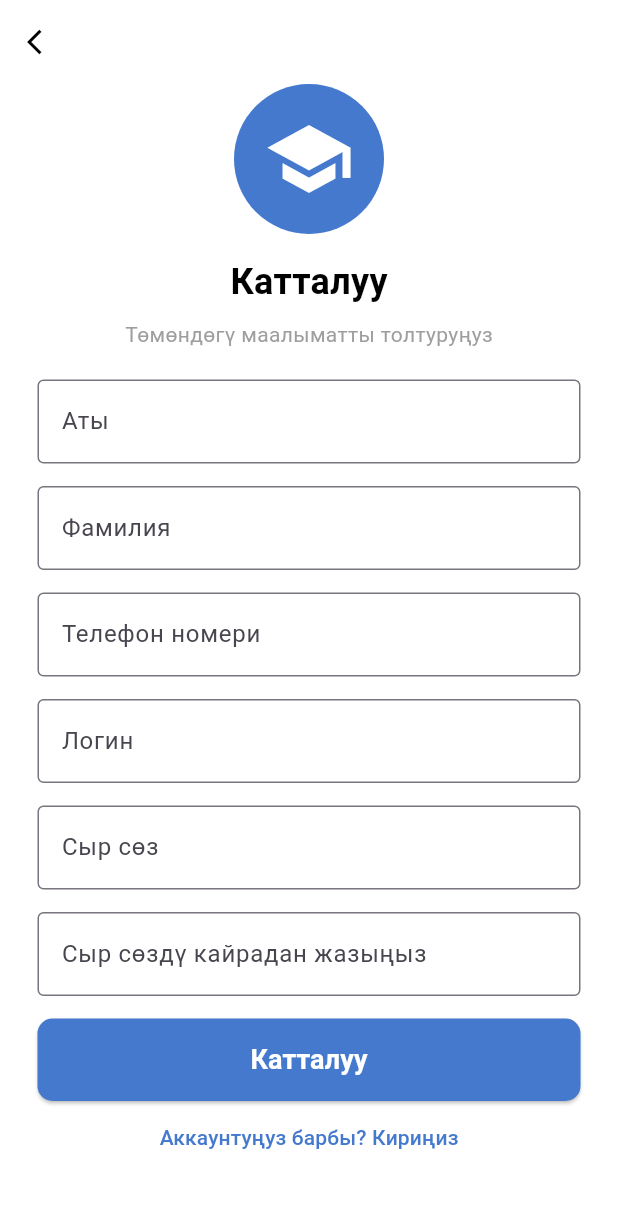
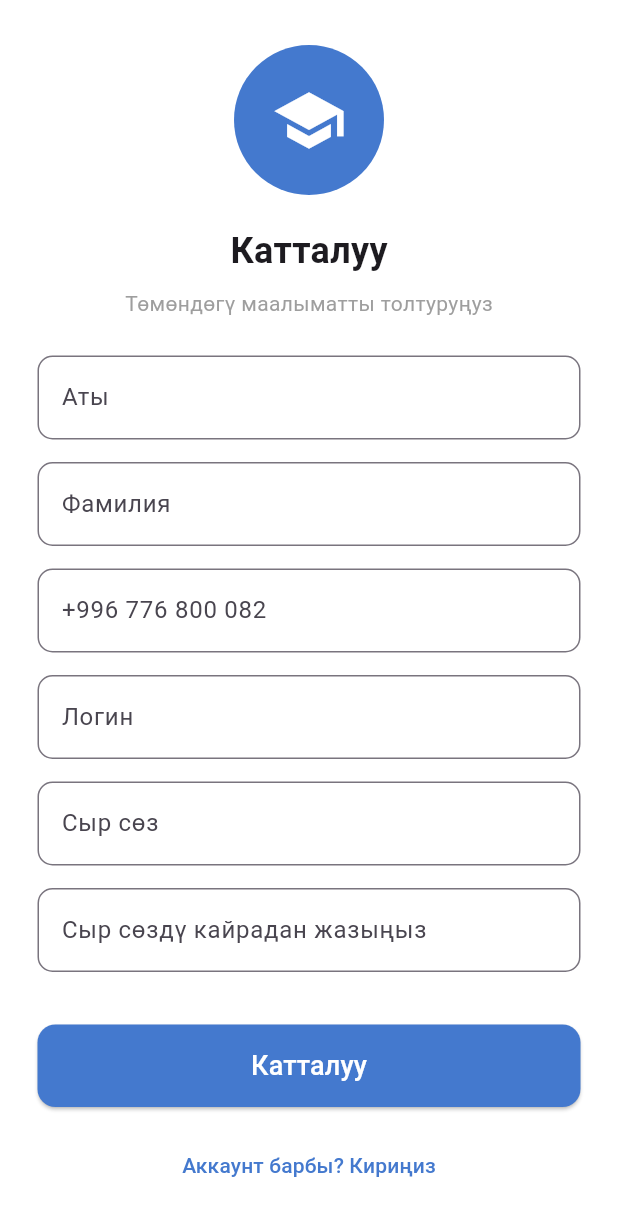
Before and after one commit to Mamasidikovmursaly/register_login, a Flutter app: the RegisterPage screen opened by its route, on a phone screen of 412 x 824 dp. Shown: the top 1216 px of the screen. Run offline on Flutter 3.47's test engine with Material 3 defaults, Android fonts, the phone set to English and light mode, and no system bars; our stand-ins replace flutter_bloc.

Commit message:
Auth ondoldu jana navigatsia kanasy chechildi

```diff
--- a/lib/core/constants/app_colors.dart
+++ b/lib/core/constants/app_colors.dart
@@ -1,15 +1,15 @@
 import 'package:flutter/material.dart';
 
 class AppColors {
+  // 1. Негизги константалар
   static const Color primaryBlue = Color(0xFF4479CE);
   static const Color grayText = Color(0xFF757575);
   static const Color backgroundWhite = Colors.white;
+  static const Color darkText = Color(0xFF212121); // Жаңы коштук
 
-  static Color? get border => null;
-
-  static Color? get primary => null;
-
-  static Color? get textGrey => null;
-
-  static Color? get textDark => null;
+  // 2. Бул жерде "null" ордуна түстөрдү көрсөтүңүз
+  static Color get border => Colors.grey.shade300;
+  static Color get primary => primaryBlue;
+  static Color get textGrey => grayText;
+  static Color get textDark => darkText;
 }
--- a/lib/core/routes/app_routes.dart
+++ b/lib/core/routes/app_routes.dart
@@ -8,6 +8,6 @@ class AppRoutes {
 
   static Map<String, WidgetBuilder> routes = {
     login: (context) => LoginPage(),
-    register: (context) => const RegisterPage(),
+    register: (context) => RegisterPage(),
   };
 }
--- a/lib/features/auth/cubit/auth_state.dart
+++ b/lib/features/auth/cubit/auth_state.dart
@@ -1,21 +1,12 @@
-abstract class AuthState {}//Бул класс
-class AuthInitial extends AuthState {} //тынчтык.
-//Бул тиркеме жаңы эле ачылгандагы абал.
-//Экранда: Колдонуучу логин-пароль киргизе элек, баракча бош турат.
-class AuthLoading extends AuthState {} //иштөө процесси.
-//Колдонуучу "Кирүү" баскычын баскан учур.
-//Экранда: Бул абал иштегенде, экранда тегерекче айланып (CircularProgressIndicator)
-//калышы керек. Бул колдонуучуга "күтө туруңуз, маалымат текшерилип жатат" деген белги берет.
-class AuthSuccess extends AuthState {} //жеңиш!
-//Логин жана пароль туура келген учур.
-//Экранда: Программа бул абалды көргөндө, колдонуучуну кийинки (мисалы, Башкы)
-//бетке автоматтык түрдө өткөрөт.
-//Эскертүү: Сиздин кодуңузда AuthSucces деп жазылыптыр, адатта AuthSuccess (эки "s" менен) деп жазылат.
-//Бул ката эмес, бирок Cubit файлында да дал ушундай жазылганын текшериңиз.
-class AuthError extends AuthState { //ката бар.
-//Логин ката же интернет жок болгон учур.
-//final String message: Бул жерде катанын тексти сакталат (мисалы: "Сыр сөз туура эмес").
-//Экранда: UI бул абалды алганда, экрандын ылдый жагына же ортосуна кызыл жазуу менен катаны чыгарып берет.
-   final String message;
- AuthError(this.message);
+abstract class AuthState {}
+
+class AuthInitial extends AuthState {}
+
+class AuthLoading extends AuthState {}
+
+class AuthSuccess extends AuthState {}
+
+class AuthError extends AuthState {
+  final String message;
+  AuthError(this.message);
 }
--- a/lib/features/auth/view/register_page.dart
+++ b/lib/features/auth/view/register_page.dart
@@ -1,152 +1,173 @@
-import "package:flutter/material.dart";
-import "../../../core/constants/app_colors.dart";
+import 'package:flutter/material.dart';
+import 'package:flutter_bloc/flutter_bloc.dart';
+import 'package:register_login/core/routes/app_routes.dart';
+import '../../../core/constants/app_colors.dart';
+import '../cubit/auth_cubit.dart';
+import '../cubit/auth_state.dart';
 
 class RegisterPage extends StatelessWidget {
-  const RegisterPage({super.key});
+  RegisterPage({super.key});
+
+  final TextEditingController nameController = TextEditingController();
+  final TextEditingController surnameController = TextEditingController();
+  final TextEditingController phoneController = TextEditingController();
+  final TextEditingController loginController = TextEditingController();
+  final TextEditingController passwordController = TextEditingController();
+  final TextEditingController confirmPasswordController =
+        TextEditingController();
 
   @override
   Widget build(BuildContext context) {
     return Scaffold(
       backgroundColor: Colors.white,
-      // 1. AppBar - артка кайтуу иконкасы менен
-      appBar: AppBar(
-        backgroundColor: Colors.white,
-        elevation: 0,
-        scrolledUnderElevation: 0,
-        surfaceTintColor: Colors.transparent, // Скроллдо түс өзгөрбөйт
-        leading: IconButton(
-          splashColor: Colors.transparent, // Көлөкө калбашы үчүн
-          highlightColor: Colors.transparent,
-          icon: const Icon(Icons.arrow_back_ios, color: Colors.black, size: 20),
-          onPressed: () => Navigator.pop(context),
+      body: SafeArea(
+        child: BlocConsumer<AuthCubit, AuthState>(
+          listener: (context, state) {
+            if (state is AuthSuccess) {
+              ScaffoldMessenger.of(context).showSnackBar(
+                const SnackBar(
+                  content: Text("Каттоо ийгиликтүү!"),
+                  backgroundColor: Colors.green,
                 ),
-      ),
-      // 2. Негизги бөлүк
-      body: SingleChildScrollView(
-        // Эгер экран жылбасын десеңиз NeverScrollable калтырыңыз
-        physics: const NeverScrollableScrollPhysics(),
-        child: Padding(
-          // vertical боштукту 0 кылдык, мазмун эң өйдө жайгашат
-          padding: const EdgeInsets.symmetric(horizontal: 25.0, vertical: 0.0),
+              );
+
+              if (Navigator.canPop(context)) {
+                Navigator.pop(context);
+              } else {
+                Navigator.pushReplacementNamed(context, AppRoutes.login);
+              }
+            }
+          },
+          builder: (context, state) {
+            return SingleChildScrollView(
+              padding: const EdgeInsets.symmetric(horizontal: 25),
               child: Column(
                 children: [
-              // 1. Логотип (Скриншоттогудай көк тегерек жана ак иконка)
+                  const SizedBox(height: 30),
                   CircleAvatar(
                     radius: 50,
                     backgroundColor: AppColors.primaryBlue,
                     child: const Icon(
                       Icons.school,
-                  size: 60, // Иконканы чоңойттук
+                      size: 50,
                       color: Colors.white,
                     ),
                   ),
-              const SizedBox(height: 15),
-
-              // 2. Башкы тексттер
+                  const SizedBox(height: 20),
                   const Text(
                     'Катталуу',
-                style: TextStyle(
-                  fontSize: 24,
-                  fontWeight: FontWeight.bold,
-                  color: Colors.black,
-                ),
+                    style: TextStyle(fontSize: 24, fontWeight: FontWeight.bold),
                   ),
                   const SizedBox(height: 8),
                   const Text(
                     'Төмөндөгү маалыматты толтуруңуз',
-                style: TextStyle(
-                  fontSize: 14,
-                  color: Colors.grey,
+                    style: TextStyle(color: Colors.grey, fontSize: 14),
+                  ),
+                  const SizedBox(height: 25),
+
+                  _buildField(nameController, 'Аты'),
+                  _buildField(surnameController, 'Фамилия'),
+                  _buildField(phoneController, '+996 776 800 082', keyboardType: TextInputType.phone,),
+                  _buildField(loginController, 'Логин'),
+                  _buildField(passwordController, 'Сыр сөз', isObscure: true),
+                  _buildField(confirmPasswordController,'Сыр сөздү кайрадан жазыңыз',isObscure: true,),
+
+                  const SizedBox(height: 20),
+
+                  SizedBox(
+                    width: double.infinity,
+                    height: 55,
+                    child: state is AuthLoading
+                        ? const Center(child: CircularProgressIndicator())
+                        : ElevatedButton(
+                            onPressed: () {
+                              if (nameController.text.isEmpty ||
+                                  loginController.text.isEmpty ||
+                                  phoneController.text.isEmpty ||
+                                  passwordController.text.isEmpty) {
+                                ScaffoldMessenger.of(context).showSnackBar(
+                                  const SnackBar(
+                                    content: Text(
+                                      'Бардык талааларды толтуруңуз!',
                                     ),
                                   ),
-              const SizedBox(height: 20),
+                                );
+                                return;
+                              }
 
-              // 3. Маалымат толтуруучу талаалар (TextFields)
-              const TextField(
-                decoration: InputDecoration(
-                  labelText: "Аты",
-                  border: OutlineInputBorder(),
+                              if (passwordController.text !=
+                                  confirmPasswordController.text) {
+                                ScaffoldMessenger.of(context).showSnackBar(
+                                  const SnackBar(
+                                    content: Text(
+                                      'Сыр сөздөр бири-бирине дал келбейт!',
                                     ),
                                   ),
-              const SizedBox(height: 15),
-              const TextField(
-                decoration: InputDecoration(
-                  labelText: 'Фамилия',
-                  border: OutlineInputBorder(),
-                ),
-              ),
-              const SizedBox(height: 15),
-              const TextField(
-                // Телефон номери жашыруун болбошу керек (obscureText алып салынды)
-                keyboardType: TextInputType.phone,
-                decoration: InputDecoration(
-                  labelText: 'Телефон номери',
-                  border: OutlineInputBorder(),
-                ),
-              ),
-              const SizedBox(height: 15),
-              const TextField(
-                decoration: InputDecoration(
-                  labelText: 'Логин',
-                  border: OutlineInputBorder(),
-                ),
-              ),
-              const SizedBox(height: 15),
-              const TextField(
-                obscureText: true,
-                decoration: InputDecoration(
-                  labelText: 'Сыр сөз',
-                  border: OutlineInputBorder(),
-                ),
-              ),
-              const SizedBox(height: 15),
-              const TextField(
-                obscureText: true,
-                decoration: InputDecoration(
-                  labelText: 'Сыр сөздү кайрадан жазыңыз',
-                  border: OutlineInputBorder(),
-                ),
-              ),
-              const SizedBox(height: 15),
+                                );
+                                return;
+                              }
 
-              // 4. Катталуу баскычы
-              SizedBox(
-                width: double.infinity,
-                height: 55, // Бир аз бийиктик коштук
-                child: ElevatedButton(
-                  onPressed: () {
-                    // Каттоо логикасы ушул жерге жазылат
+                              context.read<AuthCubit>().register(
+                                nameController.text,
+                                surnameController.text,
+                                phoneController.text,
+                                loginController.text,
+                                passwordController.text,
+                              );
                             },
                             style: ElevatedButton.styleFrom(
                               backgroundColor: AppColors.primaryBlue,
                               shape: RoundedRectangleBorder(
-                      borderRadius: BorderRadius.circular(10),
+                                borderRadius: BorderRadius.circular(12),
                               ),
                             ),
                             child: const Text(
                               "Катталуу",
                               style: TextStyle(
+                                fontSize: 18,
                                 color: Colors.white,
-                      fontSize: 18,
-                      fontWeight: FontWeight.bold,
                               ),
                             ),
                           ),
                   ),
 
-              // 5. Төмөнкү өтүү баскычы
+                  const SizedBox(height: 15),
+
+
                   TextButton(
-                onPressed: () {},
-                child: const Text(
-                  'Аккаунтуңуз барбы? Кириңиз',
-                  style: TextStyle(
-                    color: AppColors.primaryBlue,
-                    fontSize: 14,
+                    onPressed: () {
+                      Navigator.pushReplacementNamed(context, AppRoutes.login);
+                    },
+                    child: Text(
+                      "Аккаунт барбы? Кириңиз",
+                      style: TextStyle(color: AppColors.primaryBlue),
                     ),
                   ),
-              ),
+                  const SizedBox(height: 20),
                 ],
               ),
+            );
+          },
+        ),
+      ),
+    );
+  }
+
+  Widget _buildField(
+    TextEditingController controller,
+    String hint, {
+    bool isObscure = false,
+    TextInputType keyboardType = TextInputType.text,
+  }) {
+    return Padding(
+      padding: const EdgeInsets.only(bottom: 15),
+      child: TextField(
+        controller: controller,
+        obscureText: isObscure,
+        keyboardType: keyboardType,
+        decoration: InputDecoration(
+          hintText: hint,
+          border: OutlineInputBorder(borderRadius: BorderRadius.circular(10)),
         ),
       ),
     );
```
Also changed, not shown: lib/features/auth/cubit/auth_cubit.dart (+24 -7 lines), lib/features/auth/view/login_page.dart (+125 -25 lines), lib/main.dart (+19 -16 lines), lib/core/widgets/input_field.dart (added). Lines whose indentation alone changed are shown as unchanged.
